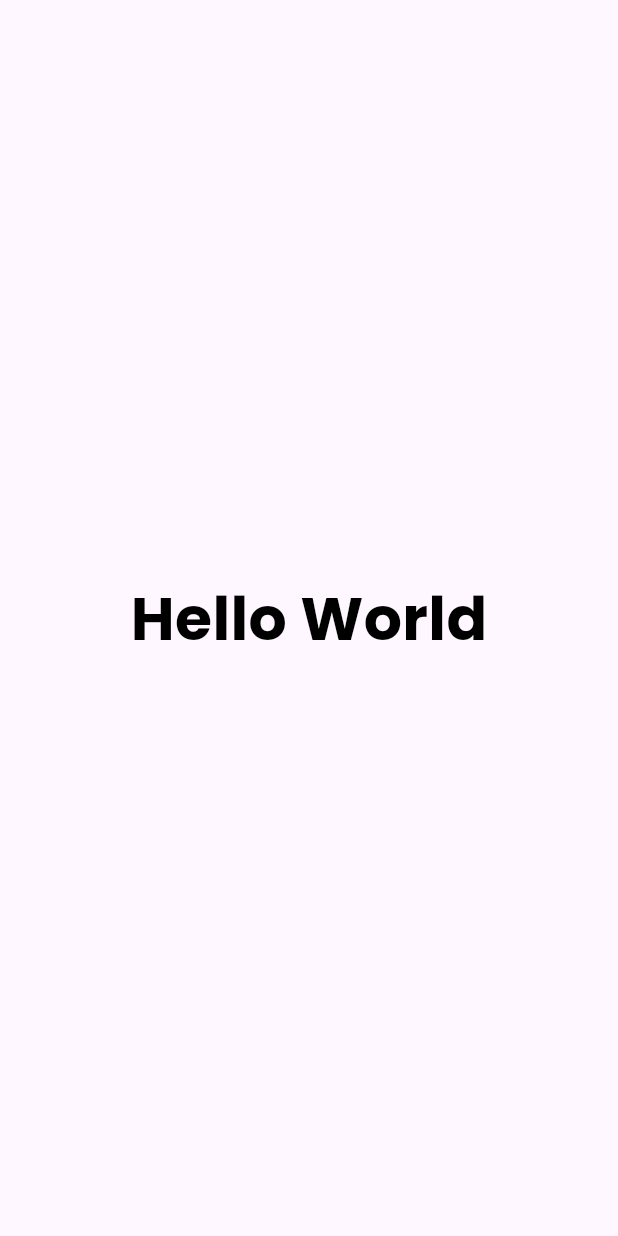
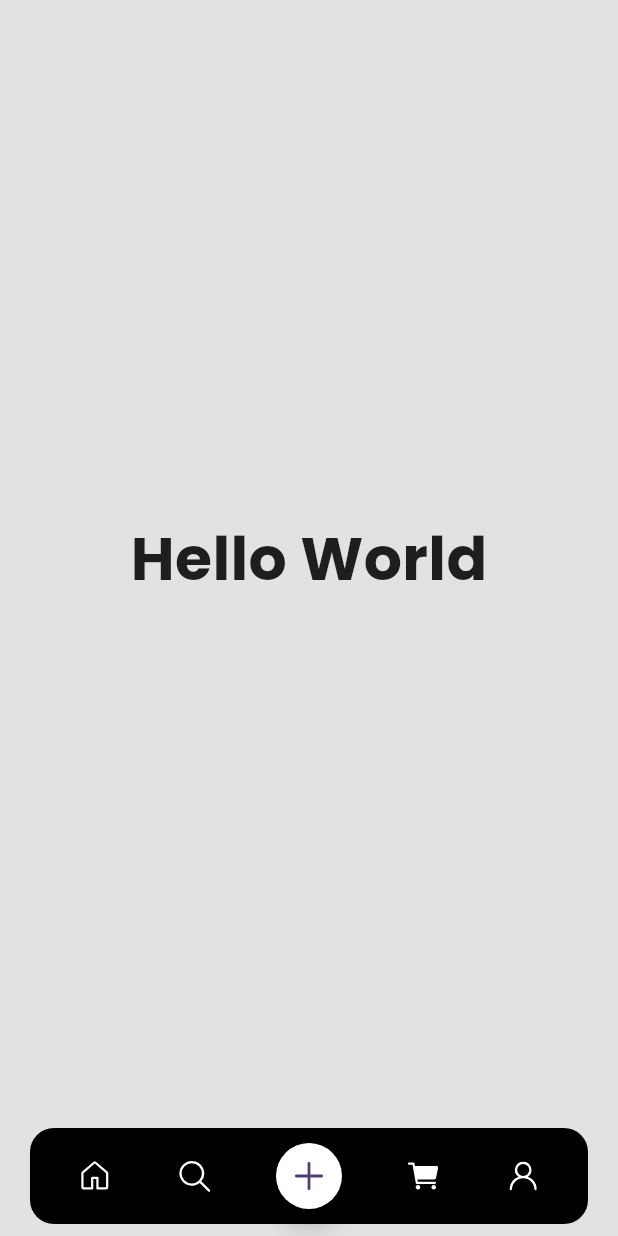
Before and after one commit to Tushar-chadha/mock_Shop, a Flutter app: the screen it shows after launch, on a phone screen of 412 x 824 dp. Run offline on Flutter 3.47's test engine with Material 3 defaults, Android fonts, the phone set to English and light mode, and no system bars; our stand-ins replace flutter_vector_icons, google_fonts.

Commit message:
bottom Navigaton bar is visually present and app is now portrait locked

```diff
--- a/lib/main.dart
+++ b/lib/main.dart
@@ -1,9 +1,14 @@
 import 'package:flutter/material.dart';
+import 'package:flutter/services.dart';
 import 'package:shop/visuals/screens/MyHomePage.dart';
 import 'package:shop/visuals/screens/mainScreen.dart';
 
 void main() {
-  runApp(const MyApp());
+  WidgetsFlutterBinding.ensureInitialized();
+  SystemChrome.setPreferredOrientations([DeviceOrientation.portraitUp])
+      .then((_) {
+    runApp(MyApp());
+  });
 }
 
 class MyApp extends StatelessWidget {
@@ -13,6 +18,7 @@ class MyApp extends StatelessWidget {
   @override
   Widget build(BuildContext context) {
     return MaterialApp(
+      debugShowCheckedModeBanner: false,
       title: 'Flutter',
       theme: ThemeData(
         colorScheme: ColorScheme.fromSeed(seedColor: Colors.deepPurple),
--- a/lib/visuals/screens/mainScreen.dart
+++ b/lib/visuals/screens/mainScreen.dart
@@ -1,15 +1,19 @@
 import 'package:flutter/material.dart';
 import 'package:shop/visuals/shared/appStyles.dart';
+import 'package:shop/visuals/shared/bottomNavigationBar.dart';
 
 class mainScreen extends StatelessWidget {
   @override
   Widget build(BuildContext context) {
     return Scaffold(
+      backgroundColor: Color(0xFFE2E2E2),
+      bottomNavigationBar: SafeArea(child: bottomNavBar()),
       body: Center(
-          child: Text(
-        "Hello World",
-        style: poppinStyle(Colors.black, 40, FontWeight.bold),
-      )),
+        child: Text(
+          "Hello World",
+          style: poppinStyle(Colors.black87, 40, FontWeight.bold),
+        ),
+      ),
     );
   }
 }
--- a/lib/visuals/shared/appStyles.dart
+++ b/lib/visuals/shared/appStyles.dart
@@ -5,3 +5,12 @@ TextStyle poppinStyle(Color textColor, double fontSize, FontWeight fontWeight) {
   return GoogleFonts.poppins(
       color: textColor, fontSize: fontSize, fontWeight: fontWeight);
 }
+
+TextStyle poppinStyleHeight(
+    Color textColor, double fontSize, FontWeight fontWeight, double height) {
+  return GoogleFonts.poppins(
+      height: height,
+      color: textColor,
+      fontSize: fontSize,
+      fontWeight: fontWeight);
+}
--- /dev/null
+++ b/lib/visuals/shared/bottomBarButton.dart
@@ -0,0 +1,23 @@
+import 'package:flutter/material.dart';
+
+class BottomBarButton extends StatelessWidget {
+  final IconData iconName;
+
+  const BottomBarButton({super.key, required this.iconName});
+  @override
+  Widget build(BuildContext context) {
+    return InkWell(
+      radius: 30,
+      // ignore: avoid_print
+      onTap: () => print("you pressed me"),
+      child: SizedBox(
+        width: 36,
+        height: 36,
+        child: Icon(
+          iconName,
+          color: Colors.white,
+        ),
+      ),
+    );
+  }
+}
--- /dev/null
+++ b/lib/visuals/shared/bottomNavigationBar.dart
@@ -0,0 +1,41 @@
+import 'package:flutter/material.dart';
+import 'package:shop/visuals/shared/bottomBarButton.dart';
+import 'package:flutter_vector_icons/flutter_vector_icons.dart';
+
+class bottomNavBar extends StatelessWidget {
+  @override
+  Widget build(BuildContext context) {
+    return Container(
+      height: 80,
+      padding: const EdgeInsets.all(8),
+      child: Container(
+        padding: const EdgeInsets.all(10),
+        margin: const EdgeInsets.symmetric(horizontal: 12),
+        decoration: const BoxDecoration(
+            color: Colors.black,
+            borderRadius: BorderRadius.all(Radius.circular(16))),
+        child: Center(
+          child: Row(
+            crossAxisAlignment: CrossAxisAlignment.center,
+            mainAxisAlignment: MainAxisAlignment.spaceAround,
+            children: [
+              const BottomBarButton(iconName: Octicons.home),
+              const BottomBarButton(iconName: Octicons.search),
+              FloatingActionButton(
+                  splashColor: Colors.black12,
+                  onPressed: () {},
+                  backgroundColor: Colors.white,
+                  shape: const CircleBorder(side: BorderSide.none),
+                  child: const Icon(
+                    Ionicons.add,
+                    size: 30,
+                  )),
+              const BottomBarButton(iconName: Ionicons.cart),
+              const BottomBarButton(iconName: Octicons.person),
+            ],
+          ),
+        ),
+      ),
+    );
+  }
+}
```
